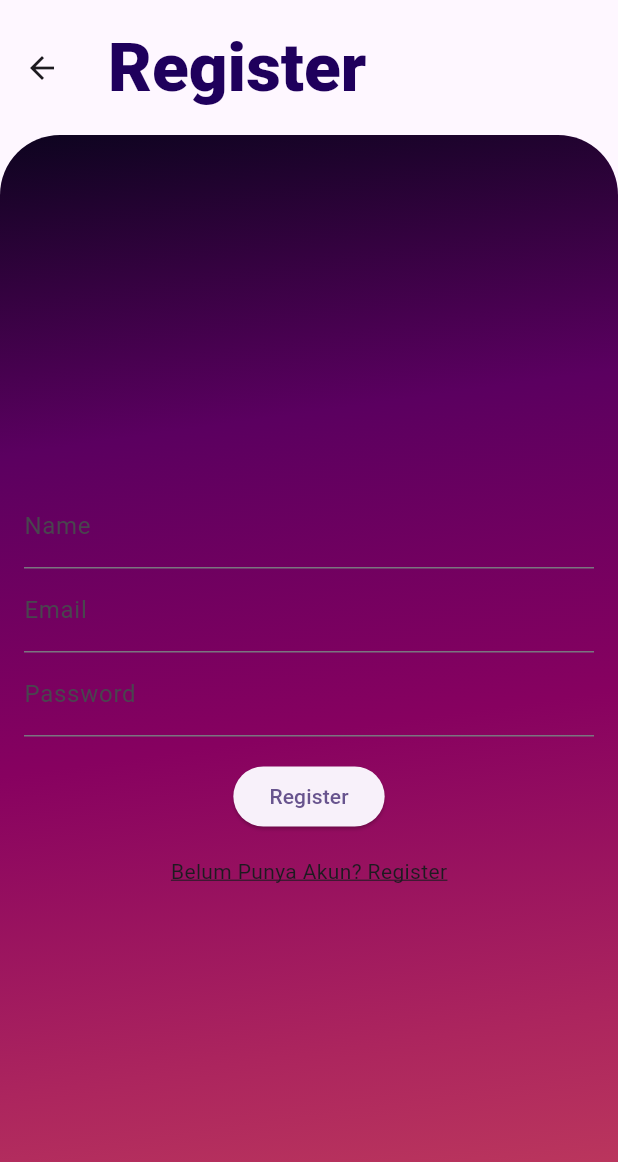
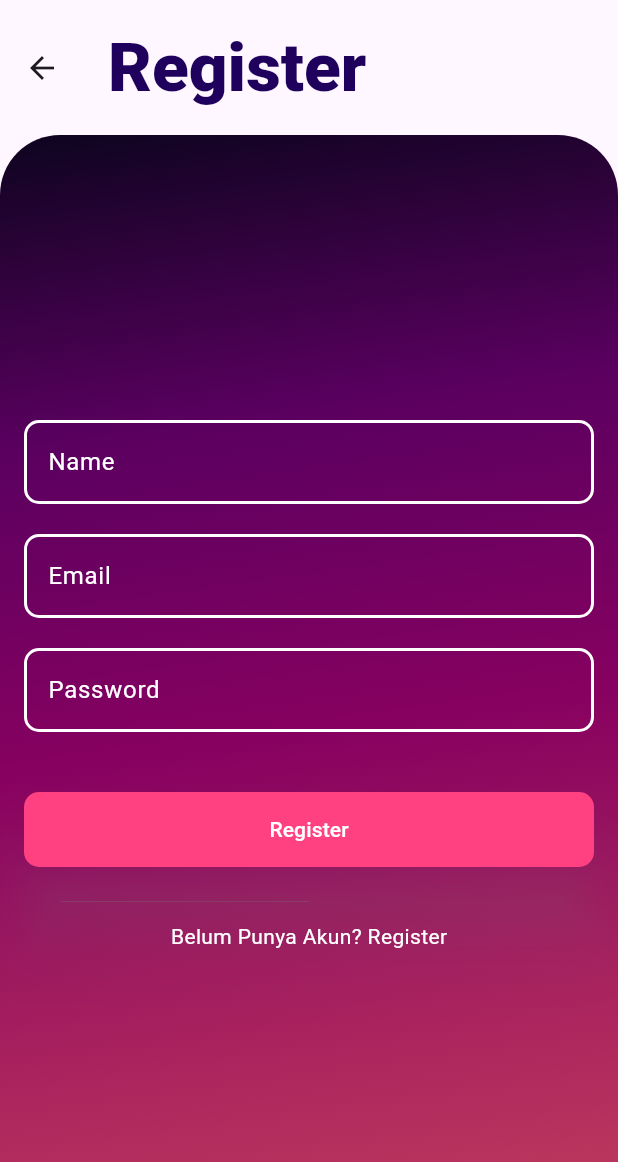
Before and after one commit to 4tiknugraha/fic4_tugas_x_bloc, a Flutter app: the RegisterPage screen opened directly, on a phone screen of 412 x 824 dp. Shown: the top 1162 px of the screen. Run offline on Flutter 3.47's test engine with Material 2 defaults, Android fonts, the phone set to English and light mode, and no system bars; our stand-ins replace bloc, flutter_bloc, shared_preferences; accounts and stored records are empty.

Commit message:
update style form register

```diff
--- a/lib/presentation/pages/register_page.dart
+++ b/lib/presentation/pages/register_page.dart
@@ -76,20 +76,84 @@ class _RegisterPageState extends State<RegisterPage> {
             mainAxisAlignment: MainAxisAlignment.center,
             children: [
               TextField(
-                decoration: const InputDecoration(labelText: 'Name'),
+                style: const TextStyle(color: Colors.white),
+                decoration: InputDecoration(
+                  labelText: 'Name',
+                  labelStyle : TextStyle(color: Colors.white),
+                  fillColor: Colors.transparent,
+                  filled: true,
+                  border: OutlineInputBorder(
+                    borderRadius: BorderRadius.circular(10.0),
+                  ),
+                  focusedBorder: OutlineInputBorder(
+                    borderRadius: BorderRadius.circular(10.0),
+                    borderSide: const BorderSide(color: Colors.pinkAccent, width: 2.0),
+                  ),
+                  enabledBorder: OutlineInputBorder(
+                    borderRadius: BorderRadius.circular(10.0),
+                    borderSide: const BorderSide(
+                      width: 2,
+                      color: Colors.white,
+                    ),
+                  ),
+                  ),
                 controller: nameController,
               ),
+              const SizedBox(
+                height: 20,
+              ),
               TextField(
-                decoration: const InputDecoration(labelText: 'Email'),
+                style: const TextStyle(color: Colors.white),
+                decoration: InputDecoration(labelText: 'Email',
+                labelStyle : TextStyle(color: Colors.white),
+                fillColor: Colors.transparent,
+                  filled: true,
+                  border: OutlineInputBorder(
+                    borderRadius: BorderRadius.circular(10.0),
+                  ),
+                  focusedBorder: OutlineInputBorder(
+                    borderRadius: BorderRadius.circular(10.0),
+                    borderSide: const BorderSide(color: Colors.pinkAccent, width: 2.0),
+                  ),
+                  enabledBorder: OutlineInputBorder(
+                    borderRadius: BorderRadius.circular(10.0),
+                    borderSide: const BorderSide(
+                      width: 2,
+                      color: Colors.white,
+                    ),
+                  ),
+                ),
                 controller: emailController,
               ),
+              const SizedBox(
+                height: 20,
+              ),
               TextField(
+                style: const TextStyle(color: Colors.white),
                 obscureText: true,
-                decoration: const InputDecoration(labelText: 'Password'),
+                decoration: InputDecoration(labelText: 'Password',
+                labelStyle : TextStyle(color: Colors.white),
+                fillColor: Colors.transparent,
+                  filled: true,
+                  border: OutlineInputBorder(
+                    borderRadius: BorderRadius.circular(10.0),
+                  ),
+                  focusedBorder: OutlineInputBorder(
+                    borderRadius: BorderRadius.circular(10.0),
+                    borderSide: const BorderSide(color: Colors.pinkAccent, width: 2.0),
+                  ),
+                  enabledBorder: OutlineInputBorder(
+                    borderRadius: BorderRadius.circular(10.0),
+                    borderSide: const BorderSide(
+                      width: 2,
+                      color: Colors.white,
+                    ),
+                  ),
+                ),
                 controller: passwordController,
               ),
               const SizedBox(
-                height: 16,
+                height: 40,
               ),
               BlocConsumer<RegisterBloc, RegisterState>(
                 listener: (context, state) {
@@ -109,6 +173,7 @@ class _RegisterPageState extends State<RegisterPage> {
                     }));
                   }
                 },
+
                 builder: (context, state) {
                   if (state is RegisterLoading) {
                     return const Center(
@@ -127,12 +192,23 @@ class _RegisterPageState extends State<RegisterPage> {
                           .read<RegisterBloc>()
                           .add(SaveRegisterEvent(request: requestModel));
                     },
-                    child: const Text('Register'),
+                    style: ElevatedButton.styleFrom(
+                        primary: Colors.pinkAccent,
+                        minimumSize: const Size.fromHeight(50),
+                        shadowColor: Colors.grey.withOpacity(0.4),
+                        elevation: 24, // e
+                        shape: RoundedRectangleBorder(
+                          borderRadius: BorderRadius.circular(10.0),
+                      ),
+                    ),
+                    child: const Text('Register',
+                      style: TextStyle(color: Colors.white),
+                    ),
                   );
                 },
               ),
               const SizedBox(
-                height: 16,
+                height: 36,
               ),
               InkWell(
                 onTap: () {
@@ -142,7 +218,8 @@ class _RegisterPageState extends State<RegisterPage> {
                 },
                 child: const Text(
                   'Belum Punya Akun? Register',
-                  style: TextStyle(decoration: TextDecoration.underline),
+                   style: TextStyle(color : Colors.white),
+                  // style: TextStyle(decoration: TextDecoration.underline),
                 ),
               ),
             ],
```
